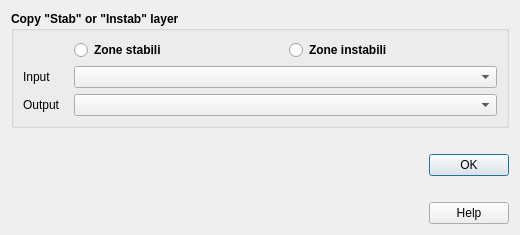
First picture: the form in tb_copia_ms.ui, repository CNR-IGAG/mzs-tools, before the edit.
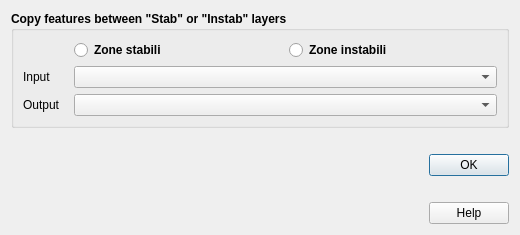
Second picture: the form after the edit. Icons and pictures are not drawn.

Diff of the .ui file:
```diff
--- a/tb_copia_ms.ui
+++ b/tb_copia_ms.ui
@@ -47,7 +47,7 @@
                         </font>
                     </property>
                     <property name="title">
-                        <string>Copy &quot;Stab&quot; or &quot;Instab&quot; layer</string>
+      <string>Copy features between &quot;Stab&quot; or &quot;Instab&quot; layers</string>
                     </property>
                     <layout class="QGridLayout" name="gridLayout_2">
                         <item row="1" column="0">
```
Left out of the diff: 6 changed lines with no effect on the pictures. Lines whose indentation alone changed are shown as unchanged.
